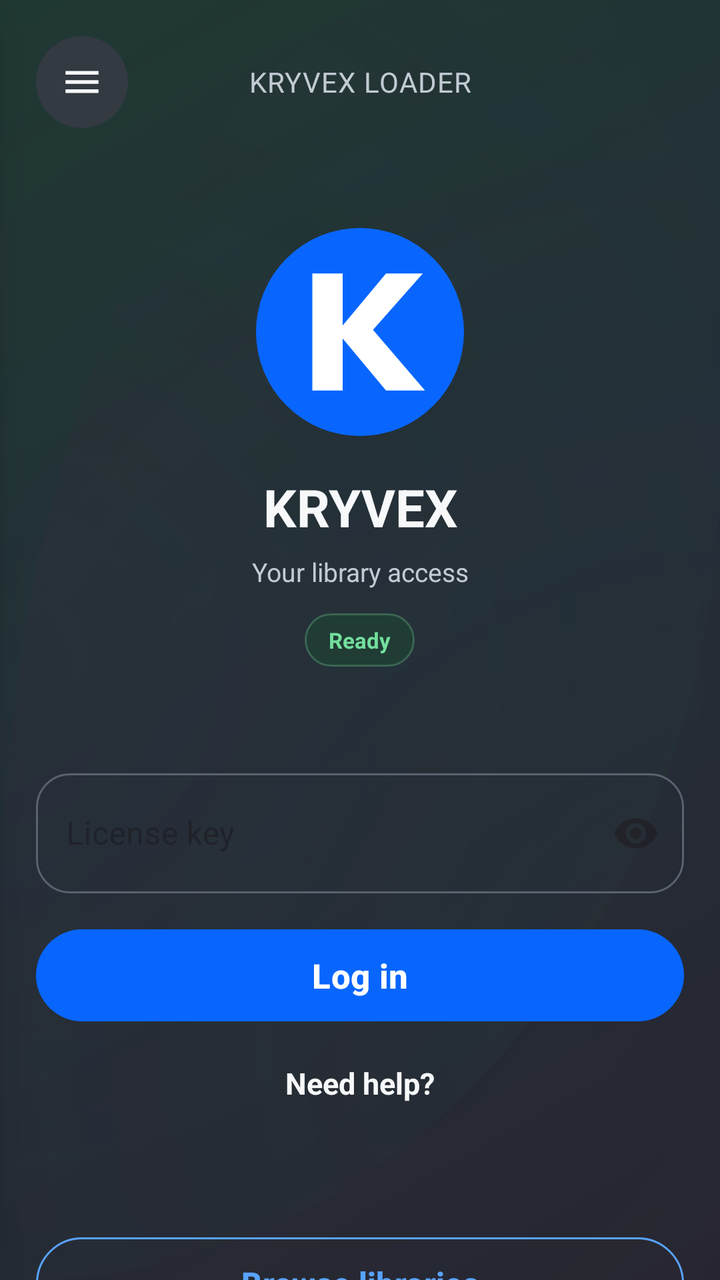
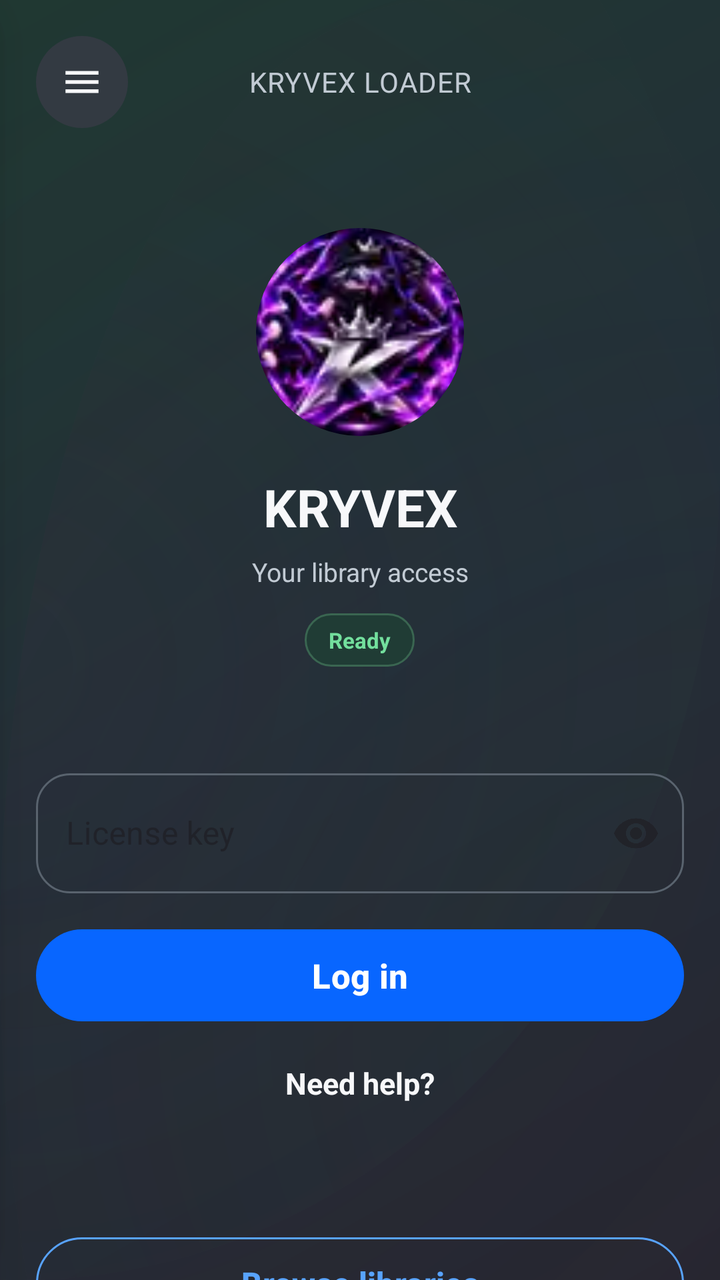

Before-and-after screenshots of an Android layout around one commit, followed by the original layout XML and the change that was made.
<!-- AndroidManifest.xml: activity theme AppTheme -->
<!-- res/layout/activity_main.xml -->
<?xml version="1.0" encoding="utf-8"?>
<FrameLayout xmlns:android="http://schemas.android.com/apk/res/android"
    xmlns:app="http://schemas.android.com/apk/res-auto"
    android:id="@+id/root_container"
    android:layout_width="match_parent"
    android:layout_height="match_parent"
    android:background="@drawable/kryvex_gradient">

    <ScrollView
        android:id="@+id/main_scroll"
        android:layout_width="match_parent"
        android:layout_height="match_parent"
        android:background="@android:color/transparent"
        android:fillViewport="true"
        android:scrollbars="none">

        <LinearLayout
            android:layout_width="match_parent"
            android:layout_height="match_parent"
            android:orientation="vertical"
            android:paddingStart="18dp"
            android:paddingTop="12dp"
            android:paddingEnd="18dp"
            android:paddingBottom="20dp">

            <FrameLayout
                android:layout_width="match_parent"
                android:layout_height="58dp">

                <ImageButton
                    android:id="@+id/library_menu_button"
                    android:layout_width="46dp"
                    android:layout_height="46dp"
                    android:layout_gravity="start|center_vertical"
                    android:background="@drawable/menu_button"
                    android:contentDescription="Browse libraries"
                    android:padding="12dp"
                    android:src="@drawable/ic_menu"
                    app:tint="@color/loader_text_primary" />

                <TextView
                    android:layout_width="wrap_content"
                    android:layout_height="match_parent"
                    android:layout_gravity="center"
                    android:gravity="center"
                    android:text="KRYVEX LOADER"
                    android:textColor="@color/loader_text_secondary"
                    android:textSize="14sp"
                    android:letterSpacing="0.03" />
            </FrameLayout>

            <Space
                android:layout_width="match_parent"
                android:layout_height="0dp"
                android:layout_weight="0.95"
                android:minHeight="44dp" />

            <LinearLayout
                android:layout_width="match_parent"
                android:layout_height="wrap_content"
                android:gravity="center_horizontal"
                android:orientation="vertical">

                <ImageView
                    android:id="@+id/app_banner"
                    android:layout_width="104dp"
                    android:layout_height="104dp"
                    android:background="@drawable/circle"
                    android:clipToOutline="true"
                    android:contentDescription="Selected library logo"
                    android:scaleType="centerCrop"
                    android:src="@drawable/kryvex_logo" />

                <TextView
                    android:id="@+id/library_name"
                    android:layout_width="match_parent"
                    android:layout_height="wrap_content"
                    android:layout_marginTop="18dp"
                    android:ellipsize="end"
                    android:gravity="center"
                    android:maxLines="1"
                    android:text="KRYVEX"
                    android:textColor="@color/loader_text_primary"
                    android:textSize="26sp"
                    android:textStyle="bold" />

                <TextView
                    android:id="@+id/library_game"
                    android:layout_width="match_parent"
                    android:layout_height="wrap_content"
                    android:layout_marginTop="6dp"
                    android:ellipsize="end"
                    android:gravity="center"
                    android:maxLines="1"
                    android:text="Your library access"
                    android:textColor="@color/loader_text_secondary"
                    android:textSize="13sp" />

                <TextView
                    android:id="@+id/library_version"
                    android:layout_width="match_parent"
                    android:layout_height="wrap_content"
                    android:layout_marginTop="3dp"
                    android:gravity="center"
                    android:textColor="@color/loader_text_muted"
                    android:textSize="11sp"
                    android:visibility="gone" />

                <TextView
                    android:id="@+id/library_status"
                    android:layout_width="wrap_content"
                    android:layout_height="wrap_content"
                    android:layout_marginTop="12dp"
                    android:background="@drawable/status_pill"
                    android:paddingStart="12dp"
                    android:paddingTop="6dp"
                    android:paddingEnd="12dp"
                    android:paddingBottom="6dp"
                    android:text="Ready"
                    android:textColor="@color/loader_status_active"
                    android:textSize="11sp"
                    android:textStyle="bold" />

                <TextView
                    android:id="@+id/library_package"
                    android:layout_width="match_parent"
                    android:layout_height="wrap_content"
                    android:layout_marginTop="5dp"
                    android:ellipsize="middle"
                    android:gravity="center"
                    android:maxLines="1"
                    android:textColor="@color/loader_text_muted"
                    android:textSize="10sp"
                    android:visibility="gone" />
            </LinearLayout>

            <Space
                android:layout_width="match_parent"
                android:layout_height="0dp"
                android:layout_weight="1.15"
                android:minHeight="48dp" />

            <com.google.android.material.textfield.TextInputLayout
                android:id="@+id/input_layout"
                style="@style/Widget.MaterialComponents.TextInputLayout.OutlinedBox"
                android:layout_width="match_parent"
                android:layout_height="wrap_content"
                android:hint="License key"
                app:boxBackgroundColor="@android:color/transparent"
                app:boxCornerRadiusBottomEnd="17dp"
                app:boxCornerRadiusBottomStart="17dp"
                app:boxCornerRadiusTopEnd="17dp"
                app:boxCornerRadiusTopStart="17dp"
                app:boxStrokeColor="@color/loader_border"
                app:boxStrokeWidth="1dp"
                app:boxStrokeWidthFocused="2dp"
                app:endIconMode="password_toggle"
                app:hintTextColor="@color/loader_text_secondary">

                <com.google.android.material.textfield.TextInputEditText
                    android:id="@+id/input_key"
                    android:layout_width="match_parent"
                    android:layout_height="wrap_content"
                    android:inputType="textPassword"
                    android:minHeight="60dp"
                    android:paddingStart="15dp"
                    android:paddingTop="14dp"
                    android:paddingEnd="15dp"
                    android:paddingBottom="14dp"
                    android:singleLine="true"
                    android:textColor="@color/loader_text_primary"
                    android:textColorHint="@color/loader_text_secondary"
                    android:textSize="16sp" />
            </com.google.android.material.textfield.TextInputLayout>

            <com.google.android.material.button.MaterialButton
                android:id="@+id/login_button"
                android:layout_width="match_parent"
                android:layout_height="54dp"
                android:layout_marginTop="14dp"
                android:text="Log in"
                android:textAllCaps="false"
                android:textColor="@android:color/white"
                android:textSize="17sp"
                android:textStyle="bold"
                app:backgroundTint="@color/loader_accent"
                app:cornerRadius="27dp"
                app:strokeWidth="0dp" />

            <TextView
                android:id="@+id/quick_about"
                android:layout_width="match_parent"
                android:layout_height="54dp"
                android:clickable="true"
                android:focusable="true"
                android:gravity="center"
                android:text="Need help?"
                android:textColor="@color/loader_text_primary"
                android:textSize="15sp"
                android:textStyle="bold" />

            <ProgressBar
                android:id="@+id/progressBar"
                style="?android:attr/progressBarStyleHorizontal"
                android:layout_width="match_parent"
                android:layout_height="5dp"
                android:layout_marginTop="6dp"
                android:indeterminate="false"
                android:max="100"
                android:progressTint="@color/loader_accent"
                android:visibility="gone" />

            <Space
                android:layout_width="match_parent"
                android:layout_height="0dp"
                android:layout_weight="1.55"
                android:minHeight="46dp" />

            <com.google.android.material.button.MaterialButton
                android:id="@+id/browse_button"
                android:layout_width="match_parent"
                android:layout_height="54dp"
                android:text="Browse libraries"
                android:textAllCaps="false"
                android:textColor="@color/loader_accent_light"
                android:textSize="16sp"
                android:textStyle="bold"
                app:backgroundTint="@android:color/transparent"
                app:cornerRadius="27dp"
                app:strokeColor="@color/loader_accent_light"
                app:strokeWidth="1dp" />

            <LinearLayout
                android:layout_width="match_parent"
                android:layout_height="42dp"
                android:layout_marginTop="12dp"
                android:gravity="center"
                android:orientation="horizontal">

                <ImageView
                    android:layout_width="21dp"
                    android:layout_height="21dp"
                    android:contentDescription="KRYVEX"
                    android:src="@drawable/kryvex_logo" />

                <TextView
                    android:id="@+id/powered_by"
                    android:layout_width="wrap_content"
                    android:layout_height="wrap_content"
                    android:layout_marginStart="7dp"
                    android:text="KRYVEX"
                    android:textColor="@color/loader_text_secondary"
                    android:textSize="14sp"
                    android:textStyle="bold" />
            </LinearLayout>

            <Spinner android:id="@+id/my_spinner" android:layout_width="1dp" android:layout_height="1dp" android:visibility="gone" />
            <Spinner android:id="@+id/delay_spinner" android:layout_width="1dp" android:layout_height="1dp" android:visibility="gone" />
            <Spinner android:id="@+id/method_spinner" android:layout_width="1dp" android:layout_height="1dp" android:visibility="gone" />
            <RadioGroup android:id="@+id/radioGroup" android:layout_width="1dp" android:layout_height="1dp" android:visibility="gone">
                <RadioButton android:id="@+id/radio_auto" android:layout_width="1dp" android:layout_height="1dp" />
                <RadioButton android:id="@+id/radio_manual" android:layout_width="1dp" android:layout_height="1dp" />
            </RadioGroup>
            <TextView android:id="@+id/root_status" android:layout_width="1dp" android:layout_height="1dp" android:visibility="gone" />
        </LinearLayout>
    </ScrollView>

    <View
        android:id="@+id/drawer_scrim"
        android:layout_width="match_parent"
        android:layout_height="match_parent"
        android:background="@color/loader_scrim"
        android:clickable="true"
        android:focusable="true"
        android:visibility="gone" />

    <FrameLayout
        android:id="@+id/library_drawer"
        android:layout_width="316dp"
        android:layout_height="match_parent"
        android:background="@drawable/drawer_panel"
        android:elevation="16dp"
        android:translationX="-316dp"
        android:visibility="visible">

        <LinearLayout
            android:layout_width="match_parent"
            android:layout_height="match_parent"
            android:orientation="vertical"
            android:paddingStart="16dp"
            android:paddingTop="28dp"
            android:paddingEnd="16dp"
            android:paddingBottom="16dp">

            <LinearLayout
                android:layout_width="match_parent"
                android:layout_height="wrap_content"
                android:gravity="center_vertical">

                <ImageView
                    android:layout_width="42dp"
                    android:layout_height="42dp"
                    android:contentDescription="KRYVEX libraries"
                    android:src="@drawable/kryvex_logo" />

                <LinearLayout
                    android:layout_width="0dp"
                    android:layout_height="wrap_content"
                    android:layout_marginStart="11dp"
                    android:layout_weight="1"
                    android:orientation="vertical">
                    <TextView
                        android:layout_width="wrap_content"
                        android:layout_height="wrap_content"
                        android:text="Libraries"
                        android:textColor="@color/loader_text_primary"
                        android:textSize="20sp"
                        android:textStyle="bold" />
                    <TextView
                        android:layout_width="wrap_content"
                        android:layout_height="wrap_content"
                        android:layout_marginTop="3dp"
                        android:text="Select a library to continue"
                        android:textColor="@color/loader_text_secondary"
                        android:textSize="12sp" />
                </LinearLayout>

                <ImageButton
                    android:id="@+id/drawer_close"
                    android:layout_width="44dp"
                    android:layout_height="44dp"
                    android:background="@drawable/menu_button"
                    android:contentDescription="Close libraries"
                    android:padding="12dp"
                    android:src="@drawable/ic_close" />
            </LinearLayout>

            <EditText
                android:id="@+id/library_search"
                android:layout_width="match_parent"
                android:layout_height="48dp"
                android:layout_marginTop="20dp"
                android:background="@drawable/search_box"
                android:drawableStart="@drawable/ic_search"
                android:drawablePadding="8dp"
                android:hint="Search libraries"
                android:inputType="text"
                android:maxLines="1"
                android:paddingStart="14dp"
                android:paddingEnd="14dp"
                android:textColor="@color/loader_text_primary"
                android:textColorHint="@color/loader_text_muted"
                android:textSize="14sp" />

            <TextView
                android:id="@+id/library_count"
                android:layout_width="match_parent"
                android:layout_height="wrap_content"
                android:layout_marginTop="18dp"
                android:text="AVAILABLE LIBRARIES"
                android:textColor="@color/loader_text_secondary"
                android:textSize="11sp"
                android:textStyle="bold" />

            <ScrollView
                android:layout_width="match_parent"
                android:layout_height="0dp"
                android:layout_marginTop="9dp"
                android:layout_weight="1"
                android:scrollbars="none">
                <LinearLayout
                    android:id="@+id/library_list"
                    android:layout_width="match_parent"
                    android:layout_height="wrap_content"
                    android:orientation="vertical" />
            </ScrollView>

            <View
                android:layout_width="match_parent"
                android:layout_height="1dp"
                android:layout_marginTop="12dp"
                android:layout_marginBottom="12dp"
                android:background="@color/loader_border" />

            <LinearLayout
                android:id="@+id/drawer_panel_settings"
                android:layout_width="match_parent"
                android:layout_height="48dp"
                android:clickable="true"
                android:focusable="true"
                android:gravity="center_vertical"
                android:paddingStart="8dp"
                android:paddingEnd="8dp">

                <ImageView
                    android:layout_width="22dp"
                    android:layout_height="22dp"
                    android:contentDescription="Panel settings"
                    android:src="@drawable/ic_secure" />
                <TextView
                    android:layout_width="0dp"
                    android:layout_height="wrap_content"
                    android:layout_marginStart="12dp"
                    android:layout_weight="1"
                    android:text="Panel settings"
                    android:textColor="@color/loader_text_primary"
                    android:textSize="14sp"
                    android:textStyle="bold" />
            </LinearLayout>

            <LinearLayout
                android:id="@+id/drawer_about"
                android:layout_width="match_parent"
                android:layout_height="48dp"
                android:clickable="true"
                android:focusable="true"
                android:gravity="center_vertical"
                android:paddingStart="8dp"
                android:paddingEnd="8dp">

                <ImageView
                    android:layout_width="22dp"
                    android:layout_height="22dp"
                    android:contentDescription="About"
                    android:src="@drawable/ic_about" />
                <TextView
                    android:layout_width="0dp"
                    android:layout_height="wrap_content"
                    android:layout_marginStart="12dp"
                    android:layout_weight="1"
                    android:text="About KRYVEX"
                    android:textColor="@color/loader_text_primary"
                    android:textSize="14sp"
                    android:textStyle="bold" />
                <ImageView
                    android:layout_width="18dp"
                    android:layout_height="18dp"
                    android:contentDescription="Open about"
                    android:src="@drawable/ic_chevron_right" />
            </LinearLayout>
        </LinearLayout>
    </FrameLayout>
</FrameLayout>
<!-- resources referenced by this layout -->
<resources>
  <color name="loader_accent">#0866FF</color>
  <color name="loader_accent_light">#58A3FF</color>
  <color name="loader_border">#54616D</color>
  <color name="loader_scrim">#BC05090E</color>
  <color name="loader_status_active">#73DF9D</color>
  <color name="loader_text_muted">#97A4B1</color>
  <color name="loader_text_primary">#F7F8FA</color>
  <color name="loader_text_secondary">#C2CBD4</color>
  <!-- drawable circle (drawable) -->
  <shape xmlns:android="http://schemas.android.com/apk/res/android"
      android:shape="oval">
      <solid android:color="@android:color/transparent"/>
  </shape>
  <!-- drawable drawer_panel (drawable) -->
  <?xml version="1.0" encoding="utf-8"?>
  <shape xmlns:android="http://schemas.android.com/apk/res/android">
      <solid android:color="@color/loader_surface_alt" />
      <corners android:topRightRadius="22dp" android:bottomRightRadius="22dp" />
      <stroke android:width="1dp" android:color="@color/loader_border" />
  </shape>
  <!-- drawable ic_close (drawable) -->
  <?xml version="1.0" encoding="utf-8"?>
  <vector xmlns:android="http://schemas.android.com/apk/res/android" android:width="22dp" android:height="22dp" android:viewportWidth="24" android:viewportHeight="24">
      <path android:fillColor="@android:color/transparent" android:pathData="M6,6L18,18M18,6L6,18" android:strokeColor="#F1F4F8" android:strokeWidth="2" android:strokeLineCap="round" />
  </vector>
  <!-- drawable ic_menu (drawable) -->
  <vector xmlns:android="http://schemas.android.com/apk/res/android" android:width="22dp" android:height="22dp" android:viewportWidth="24" android:viewportHeight="24"><path android:fillColor="#FFF4F8" android:pathData="M3,6h18v2H3zM3,11h18v2H3zM3,16h18v2H3z"/></vector>
  <!-- drawable ic_secure (drawable) -->
  <vector xmlns:android="http://schemas.android.com/apk/res/android" android:width="18dp" android:height="18dp" android:viewportWidth="24" android:viewportHeight="24"><path android:fillColor="#F1F4F8" android:pathData="M12,2l8,4v6c0,5.2 -3.4,8.8 -8,10 -4.6,-1.2 -8,-4.8 -8,-10V6zM11,16h2v-4h-2zM12,8a1.5,1.5 0,1 0,0 3,1.5 1.5,0 0 0 -0,-3z"/></vector>
  <!-- drawable kryvex_logo (drawable) -->
  <?xml version="1.0" encoding="utf-8"?>
  <vector xmlns:android="http://schemas.android.com/apk/res/android"
      android:width="96dp"
      android:height="96dp"
      android:viewportWidth="96"
      android:viewportHeight="96">
      <path
          android:fillColor="#0866FF"
          android:pathData="M20,0 H76 C87,0 96,9 96,20 V76 C96,87 87,96 76,96 H20 C9,96 0,87 0,76 V20 C0,9 9,0 20,0 Z" />
      <path
          android:fillColor="#FFFFFF"
          android:pathData="M26,21 H40 V45 L60,21 H77 L54,47 L78,75 H60 L40,51 V75 H26 Z" />
  </vector>
  <!-- drawable menu_button (drawable) -->
  <?xml version="1.0" encoding="utf-8"?>
  <shape xmlns:android="http://schemas.android.com/apk/res/android">
      <solid android:color="#333A42" />
      <corners android:radius="24dp" />
  </shape>
  <!-- drawable search_box (drawable) -->
  <?xml version="1.0" encoding="utf-8"?>
  <shape xmlns:android="http://schemas.android.com/apk/res/android">
      <solid android:color="@color/loader_background" />
      <corners android:radius="24dp" />
  </shape>
  <!-- drawable status_pill (drawable) -->
  <?xml version="1.0" encoding="utf-8"?>
  <shape xmlns:android="http://schemas.android.com/apk/res/android">
      <solid android:color="#203C35" />
      <corners android:radius="20dp" />
      <stroke android:width="1dp" android:color="#3A6651" />
  </shape>
  <color name="loader_surface_alt">#202B36</color>
  <color name="loader_background">#202B35</color>
  <!-- unchanged entries left out for length: 5 -->
</resources>

<!-- the commit's change to res/layout/activity_main.xml (unified diff, before → after) -->
@@ -69,7 +69,7 @@
                     android:clipToOutline="true"
                     android:contentDescription="Selected library logo"
                     android:scaleType="centerCrop"
-                    android:src="@drawable/kryvex_logo" />
+                    android:src="@drawable/kryvex_art" />
 
                 <TextView
                     android:id="@+id/library_name"
@@ -241,7 +241,7 @@
                     android:layout_width="21dp"
                     android:layout_height="21dp"
                     android:contentDescription="KRYVEX"
-                    android:src="@drawable/kryvex_logo" />
+                    android:src="@drawable/kryvex_art" />
 
                 <TextView
                     android:id="@+id/powered_by"
@@ -301,7 +301,7 @@
                     android:layout_width="42dp"
                     android:layout_height="42dp"
                     android:contentDescription="KRYVEX libraries"
-                    android:src="@drawable/kryvex_logo" />
+                    android:src="@drawable/kryvex_art" />
 
                 <LinearLayout
                     android:layout_width="0dp"
<!-- resource entries referenced after the edit -->
@@ -29,20 +29,7 @@
   <vector xmlns:android="http://schemas.android.com/apk/res/android" android:width="22dp" android:height="22dp" android:viewportWidth="24" android:viewportHeight="24"><path android:fillColor="#FFF4F8" android:pathData="M3,6h18v2H3zM3,11h18v2H3zM3,16h18v2H3z"/></vector>
   <!-- drawable ic_secure (drawable) -->
   <vector xmlns:android="http://schemas.android.com/apk/res/android" android:width="18dp" android:height="18dp" android:viewportWidth="24" android:viewportHeight="24"><path android:fillColor="#F1F4F8" android:pathData="M12,2l8,4v6c0,5.2 -3.4,8.8 -8,10 -4.6,-1.2 -8,-4.8 -8,-10V6zM11,16h2v-4h-2zM12,8a1.5,1.5 0,1 0,0 3,1.5 1.5,0 0 0 -0,-3z"/></vector>
-  <!-- drawable kryvex_logo (drawable) -->
-  <?xml version="1.0" encoding="utf-8"?>
-  <vector xmlns:android="http://schemas.android.com/apk/res/android"
-      android:width="96dp"
-      android:height="96dp"
-      android:viewportWidth="96"
-      android:viewportHeight="96">
-      <path
-          android:fillColor="#0866FF"
-          android:pathData="M20,0 H76 C87,0 96,9 96,20 V76 C96,87 87,96 76,96 H20 C9,96 0,87 0,76 V20 C0,9 9,0 20,0 Z" />
-      <path
-          android:fillColor="#FFFFFF"
-          android:pathData="M26,21 H40 V45 L60,21 H77 L54,47 L78,75 H60 L40,51 V75 H26 Z" />
-  </vector>
+  <!-- drawable kryvex_art: webp bitmap (drawable-nodpi, 1670 bytes) -->
   <!-- drawable menu_button (drawable) -->
   <?xml version="1.0" encoding="utf-8"?>
   <shape xmlns:android="http://schemas.android.com/apk/res/android">
